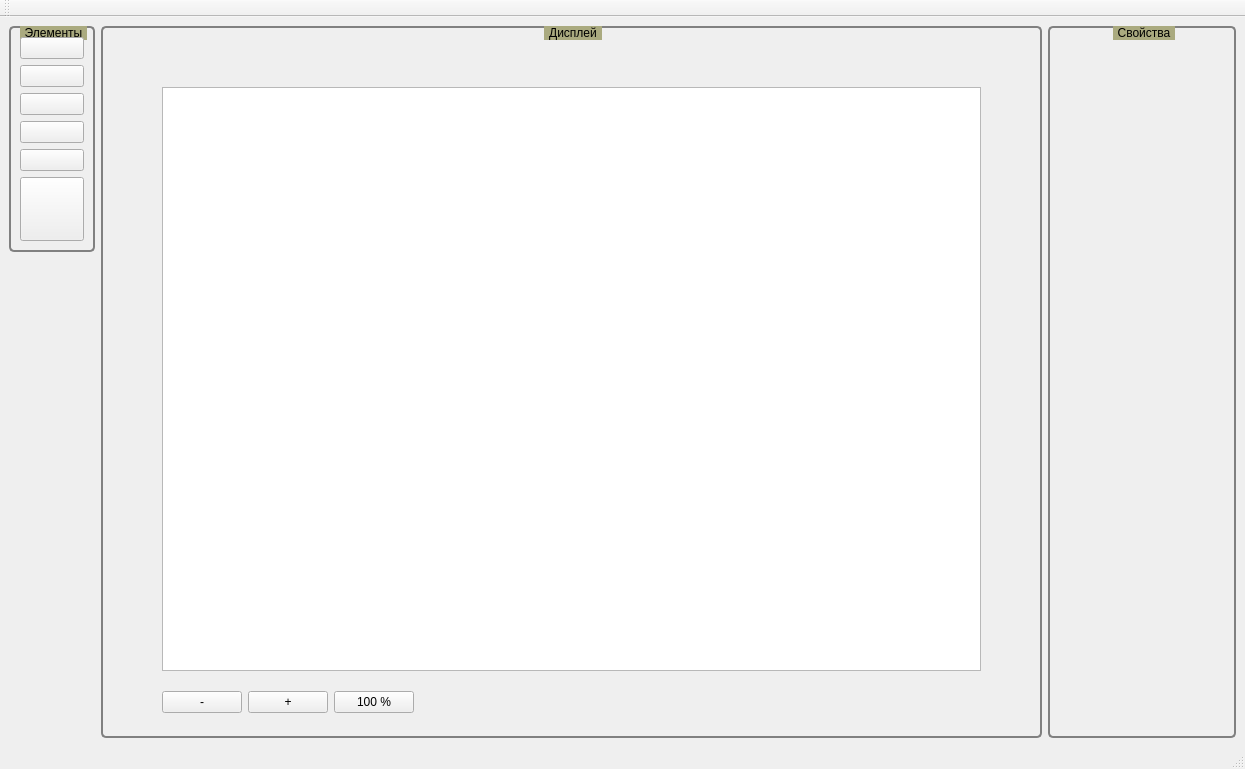
This is mainwindow.ui in atikbif/BT816MnemoConfig as Qt 5 draws it before an edit. The edited form follows.
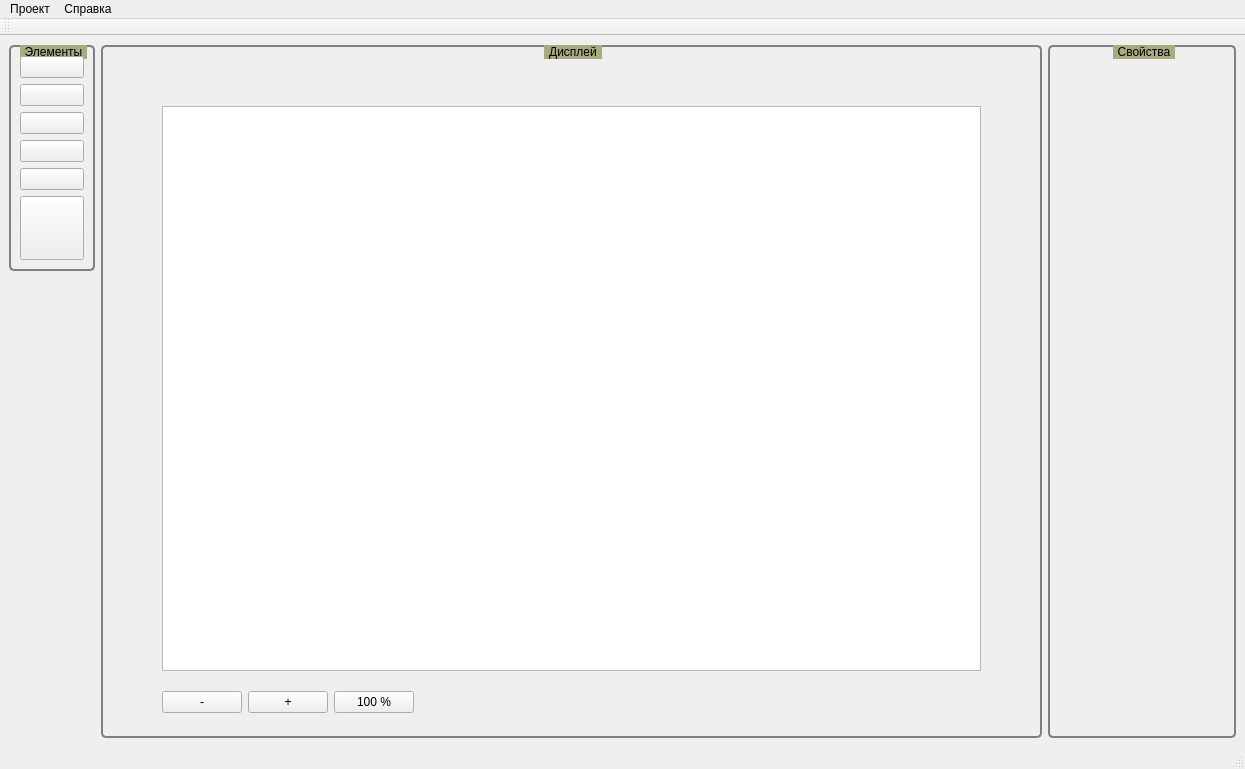
This is the edited form. Icons and pictures are not drawn.

Commit message: шаблон меню для подгрузки проекта pc21

```diff
--- a/mainwindow.ui
+++ b/mainwindow.ui
@@ -388,6 +388,21 @@
      <height>22</height>
     </rect>
    </property>
+   <widget class="QMenu" name="menu">
+    <property name="title">
+     <string>Проект</string>
+    </property>
+    <addaction name="action_PC21"/>
+    <addaction name="action_project_properties"/>
+   </widget>
+   <widget class="QMenu" name="menu_2">
+    <property name="title">
+     <string>Справка</string>
+    </property>
+    <addaction name="action_about"/>
+   </widget>
+   <addaction name="menu"/>
+   <addaction name="menu_2"/>
   </widget>
   <widget class="QStatusBar" name="statusbar"/>
   <widget class="QToolBar" name="toolBar">
```
Left out of the diff: 15 changed lines with no effect on the pictures. The commit also changes 1 other file.
